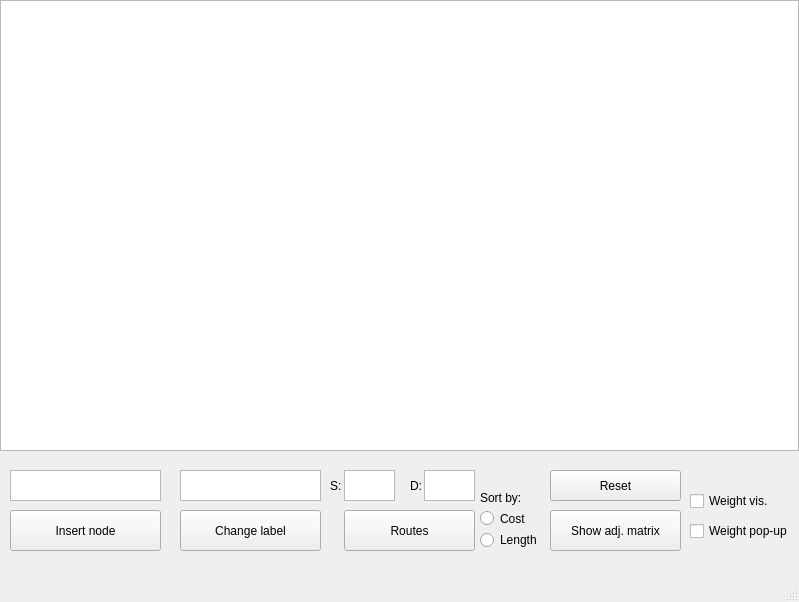
The window that mainwindow.ui (juliaaviee/graphDraw) describes before a commit, drawn with Qt 5.
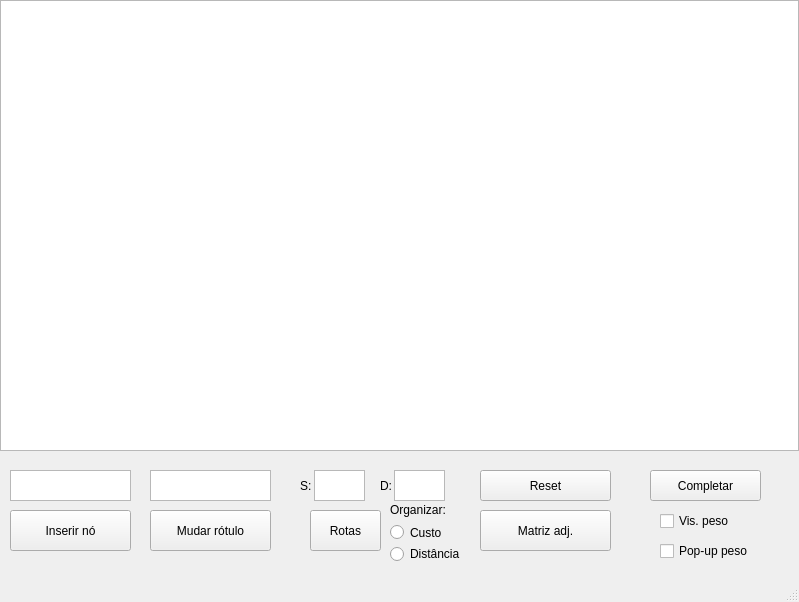
The same window after the commit. Icons and pictures are not drawn.

```diff
--- a/mainwindow.ui
+++ b/mainwindow.ui
@@ -32,12 +32,12 @@
      <rect>
       <x>10</x>
       <y>510</y>
-      <width>151</width>
+      <width>121</width>
       <height>41</height>
      </rect>
     </property>
     <property name="text">
-     <string>Insert node</string>
+     <string>Inserir nó</string>
     </property>
    </widget>
    <widget class="QTextEdit" name="nodeName">
@@ -45,7 +45,7 @@
      <rect>
       <x>10</x>
       <y>470</y>
-      <width>151</width>
+      <width>121</width>
       <height>31</height>
      </rect>
     </property>
@@ -53,7 +53,7 @@
    <widget class="QPushButton" name="reset">
     <property name="geometry">
      <rect>
-      <x>550</x>
+      <x>480</x>
       <y>470</y>
       <width>131</width>
       <height>31</height>
@@ -66,22 +66,22 @@
    <widget class="QPushButton" name="changeName">
     <property name="geometry">
      <rect>
-      <x>180</x>
+      <x>150</x>
       <y>510</y>
-      <width>141</width>
+      <width>121</width>
       <height>41</height>
      </rect>
     </property>
     <property name="text">
-     <string>Change label</string>
+     <string>Mudar rótulo</string>
     </property>
    </widget>
    <widget class="QTextEdit" name="newName">
     <property name="geometry">
      <rect>
-      <x>180</x>
+      <x>150</x>
       <y>470</y>
-      <width>141</width>
+      <width>121</width>
       <height>31</height>
      </rect>
     </property>
@@ -89,33 +89,33 @@
    <widget class="QPushButton" name="showMatrix">
     <property name="geometry">
      <rect>
-      <x>550</x>
+      <x>480</x>
       <y>510</y>
       <width>131</width>
       <height>41</height>
      </rect>
     </property>
     <property name="text">
-     <string>Show adj. matrix</string>
+     <string>Matriz adj.</string>
     </property>
    </widget>
    <widget class="QPushButton" name="routes">
     <property name="geometry">
      <rect>
-      <x>344</x>
+      <x>310</x>
       <y>510</y>
-      <width>131</width>
+      <width>71</width>
       <height>41</height>
      </rect>
     </property>
     <property name="text">
-     <string>Routes</string>
+     <string>Rotas</string>
     </property>
    </widget>
    <widget class="QTextEdit" name="src">
     <property name="geometry">
      <rect>
-      <x>344</x>
+      <x>314</x>
       <y>470</y>
       <width>51</width>
       <height>31</height>
@@ -125,7 +125,7 @@
    <widget class="QTextEdit" name="dst">
     <property name="geometry">
      <rect>
-      <x>424</x>
+      <x>394</x>
       <y>470</y>
       <width>51</width>
       <height>31</height>
@@ -135,7 +135,7 @@
    <widget class="QLabel" name="label">
     <property name="geometry">
      <rect>
-      <x>330</x>
+      <x>300</x>
       <y>470</y>
       <width>16</width>
       <height>31</height>
@@ -148,7 +148,7 @@
    <widget class="QLabel" name="label_2">
     <property name="geometry">
      <rect>
-      <x>410</x>
+      <x>380</x>
       <y>470</y>
       <width>20</width>
       <height>31</height>
@@ -161,66 +161,79 @@
    <widget class="QRadioButton" name="sortCost">
     <property name="geometry">
      <rect>
-      <x>480</x>
-      <y>508</y>
+      <x>390</x>
+      <y>522</y>
       <width>51</width>
       <height>21</height>
      </rect>
     </property>
     <property name="text">
-     <string>Cost</string>
+     <string>Custo</string>
     </property>
    </widget>
    <widget class="QRadioButton" name="sortLen">
     <property name="geometry">
      <rect>
-      <x>480</x>
-      <y>530</y>
-      <width>61</width>
+      <x>390</x>
+      <y>544</y>
+      <width>71</width>
       <height>20</height>
      </rect>
     </property>
     <property name="text">
-     <string>Length</string>
+     <string>Distância</string>
     </property>
    </widget>
    <widget class="QLabel" name="label_3">
     <property name="geometry">
      <rect>
-      <x>480</x>
-      <y>490</y>
-      <width>41</width>
-      <height>16</height>
+      <x>390</x>
+      <y>500</y>
+      <width>61</width>
+      <height>20</height>
      </rect>
     </property>
     <property name="text">
-     <string>Sort by:</string>
+     <string>Organizar:</string>
     </property>
    </widget>
    <widget class="QCheckBox" name="weightV">
     <property name="geometry">
      <rect>
-      <x>690</x>
-      <y>490</y>
+      <x>660</x>
+      <y>510</y>
       <width>81</width>
       <height>22</height>
      </rect>
     </property>
     <property name="text">
-     <string>Weight vis.</string>
+     <string>Vis. peso</string>
     </property>
    </widget>
    <widget class="QCheckBox" name="weightP">
     <property name="geometry">
      <rect>
-      <x>690</x>
-      <y>520</y>
+      <x>660</x>
+      <y>540</y>
       <width>101</width>
       <height>22</height>
      </rect>
     </property>
     <property name="text">
-     <string>Weight pop-up</string>
+     <string>Pop-up peso</string>
+    </property>
+   </widget>
+   <widget class="QPushButton" name="complete">
+    <property name="geometry">
+     <rect>
+      <x>650</x>
+      <y>470</y>
+      <width>111</width>
+      <height>31</height>
+     </rect>
+    </property>
+    <property name="text">
+     <string>Completar</string>
     </property>
    </widget>
   </widget>
```
